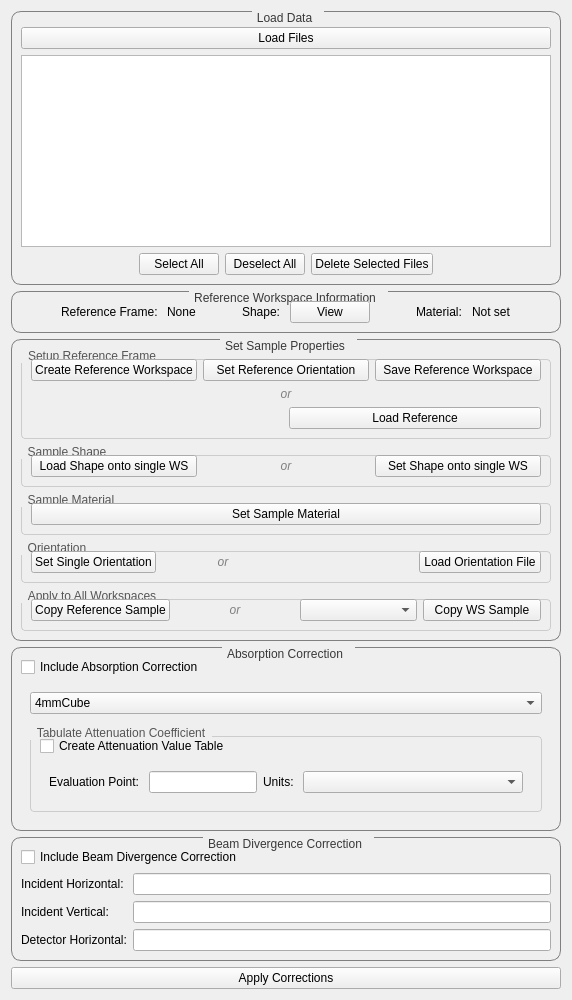
This is qt/python/mantidqtinterfaces/mantidqtinterfaces/Engineering/gui/engineering_diffraction/tabs/correction/correction_tab.ui in mantidproject/mantid as Qt 5 draws it before an edit. The edited form follows.
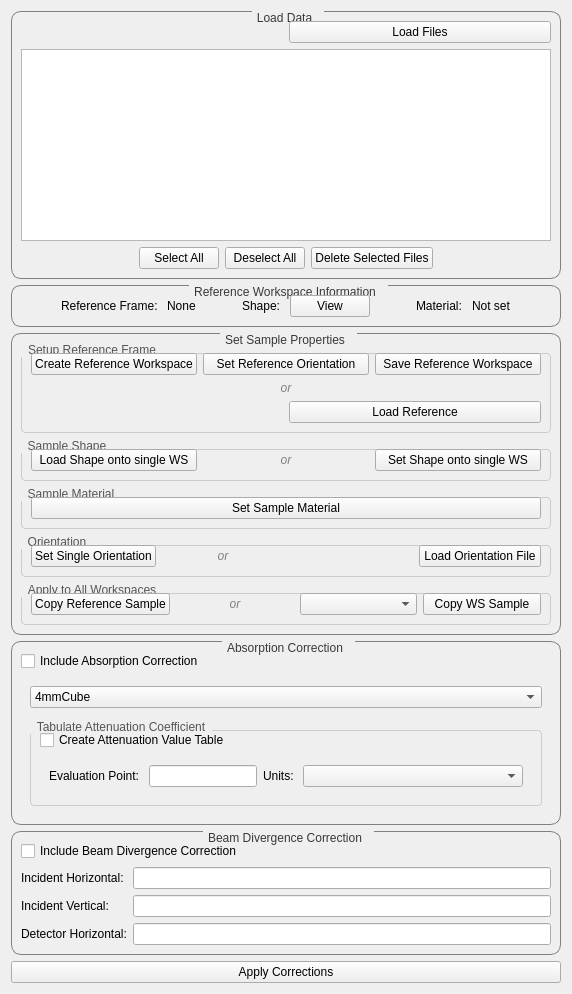
This is the edited form. Custom widgets are drawn as their Qt base class.

What changed in the file:
```diff
--- a/qt/python/mantidqtinterfaces/mantidqtinterfaces/Engineering/gui/engineering_diffraction/tabs/correction/correction_tab.ui
+++ b/qt/python/mantidqtinterfaces/mantidqtinterfaces/Engineering/gui/engineering_diffraction/tabs/correction/correction_tab.ui
@@ -25,6 +25,8 @@
       <string>Load Data</string>
      </property>
      <layout class="QVBoxLayout" name="verticalLayout_load">
+         <item>
+                 <layout class="QHBoxLayout" name="horizLayout_loadFiles">
       <item>
        <widget class="FileFinderWidget" name="finder_corr" native="true"/>
       </item>
@@ -35,6 +37,8 @@
     </property>
    </widget>
   </item>
+                 </layout>
+         </item>
       <item>
        <widget class="QTableWidget" name="table_loaded_data"/>
       </item>
```
